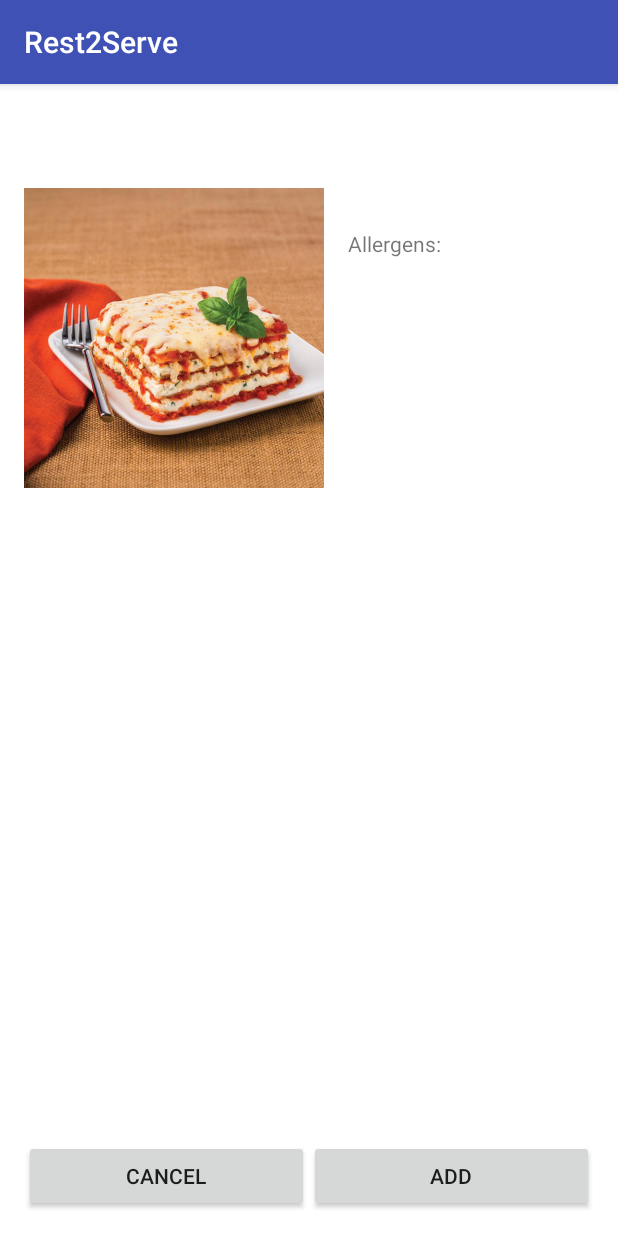
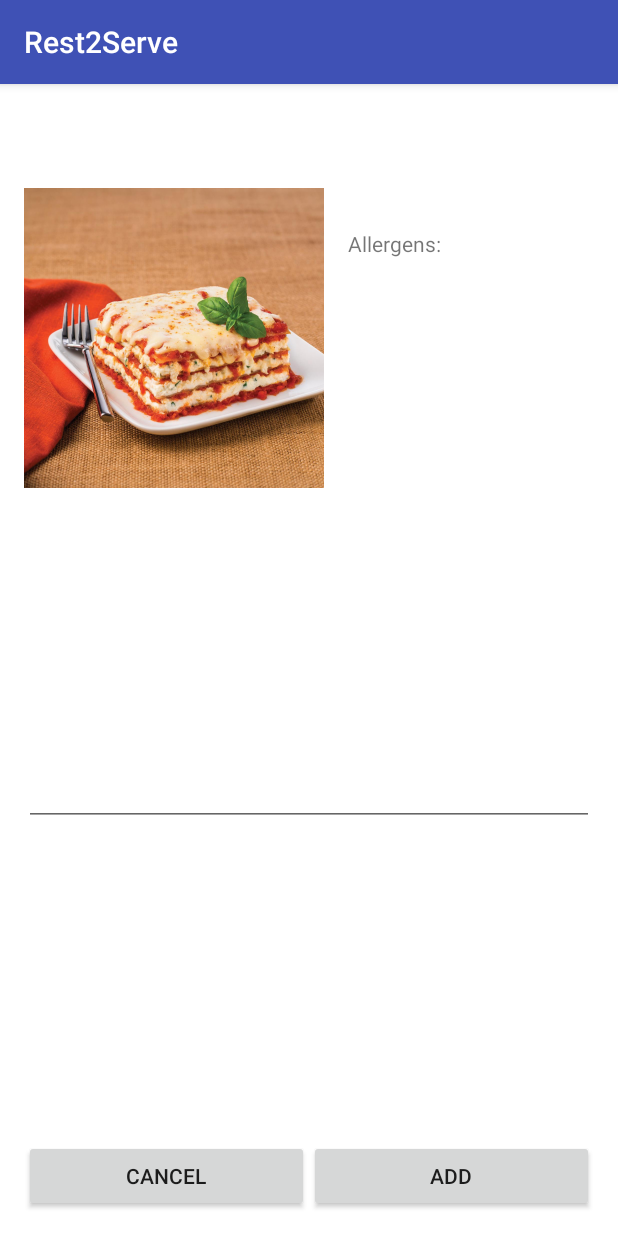
Before and after one commit to hgbravo/Rest2Serve, an Android app: the fragment DishDetailFragment placed in its activity, on a phone screen of 412 x 824 dp. Run offline under Robolectric (Android 15) with nearby library versions, the phone set to English and light mode, and no system bars; libraries missing offline, so code that uses them is left out: kotlinx.coroutines.experimental, org.jetbrains.anko; 2 statements that could not run were skipped.

Commit message:
Add TextEdit to DishDetailFragment

```diff
--- a/app/src/main/AndroidManifest.xml
+++ b/app/src/main/AndroidManifest.xml
@@ -11,7 +11,8 @@
         android:roundIcon="@mipmap/ic_launcher_round"
         android:supportsRtl="true"
         android:theme="@style/AppTheme">
-        <activity android:name=".activity.MenuActivity" />
+        <activity android:name=".activity.MenuActivity"
+            android:windowSoftInputMode="stateHidden|adjustPan"/>
         <activity android:name=".activity.MainActivity">
             <intent-filter>
                 <action android:name="android.intent.action.MAIN" />
--- a/app/src/main/java/com/hbravodev/rest2serve/fragment/DishDetailFragment.kt
+++ b/app/src/main/java/com/hbravodev/rest2serve/fragment/DishDetailFragment.kt
@@ -4,12 +4,13 @@ import android.app.Activity
 import android.app.Fragment
 import android.content.Context
 import android.os.Bundle
+import android.view.KeyEvent
 import android.view.LayoutInflater
 import android.view.View
 import android.view.ViewGroup
-import android.widget.Button
-import android.widget.ImageView
-import android.widget.TextView
+import android.view.inputmethod.EditorInfo
+import android.view.inputmethod.InputMethodManager
+import android.widget.*
 import com.hbravodev.rest2serve.R
 import com.hbravodev.rest2serve.model.Dish
 import kotlinx.android.synthetic.main.fragment_dish_detail.*
@@ -48,6 +49,7 @@ class DishDetailFragment : Fragment() {
         val dishDescription = root?.findViewById<TextView>(R.id.dish_description)
         val addDishBtn = root?.findViewById<Button>(R.id.add_dish_btn)
         val cancelBtn = root?.findViewById<Button>(R.id.cancel_btn)
+        val dishNotes = root?.findViewById<EditText>(R.id.dish_notes)
 
         val dishToShow = arguments.getSerializable(ARG_DISH) as? Dish
 
@@ -80,6 +82,16 @@ class DishDetailFragment : Fragment() {
             onAddDishListener?.dismiss()
         }
 
+        dishNotes?.setOnEditorActionListener { v, actionId, event ->
+            if (actionId == EditorInfo.IME_ACTION_DONE) {
+                val imm = v.context.getSystemService(Context.INPUT_METHOD_SERVICE) as InputMethodManager
+                imm.hideSoftInputFromWindow(v.windowToken, 0)
+                true
+            } else {
+                false
+            }
+        }
+
         return root
     }
 
--- a/app/src/main/res/layout/fragment_dish_detail.xml
+++ b/app/src/main/res/layout/fragment_dish_detail.xml
@@ -43,7 +43,8 @@
         android:layout_height="wrap_content"
         android:layout_alignTop="@id/dish_image"
         android:layout_toEndOf="@id/dish_image"
-        android:layout_toRightOf="@id/dish_image" />
+        android:layout_toRightOf="@id/dish_image"
+        android:id="@+id/include" />
 
     <TextView
         android:id="@+id/dish_description"
@@ -53,6 +54,17 @@
         android:layout_below="@id/dish_image"
         android:layout_marginTop="@dimen/default_margin"
         tools:text="Dish complete description with ingredients" />
+
+    <EditText
+        android:id="@+id/dish_notes"
+        android:layout_width="match_parent"
+        android:layout_height="@dimen/editText_height"
+        android:layout_alignParentLeft="true"
+        android:layout_alignParentStart="true"
+        android:layout_below="@+id/dish_description"
+        android:layout_marginTop="40dp"
+        android:imeOptions="actionDone"
+        android:inputType="text" />
 
     <android.support.v7.widget.LinearLayoutCompat
         android:layout_width="match_parent"
--- a/app/src/main/res/values/dimens.xml
+++ b/app/src/main/res/values/dimens.xml
@@ -5,4 +5,5 @@
     <dimen name="small_dps">8dp</dimen>
     <dimen name="maxWidthRV">90dp</dimen>
     <dimen name="minWidth">48dp</dimen>
+    <dimen name="editText_height">150dp</dimen>
 </resources>
```
